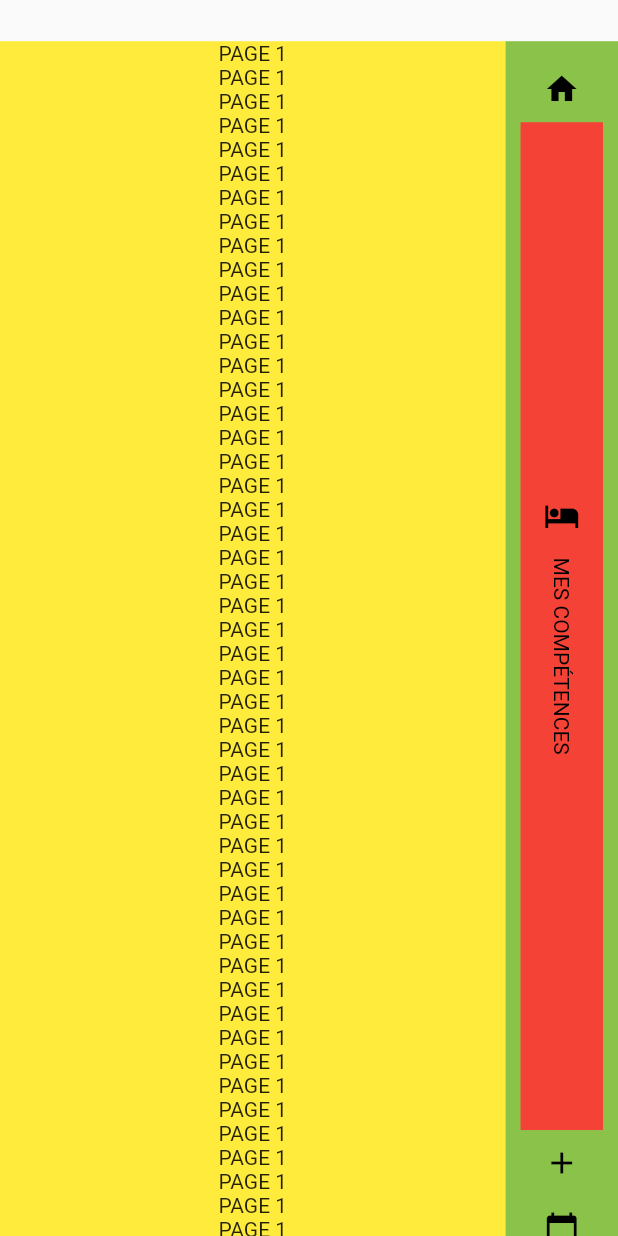
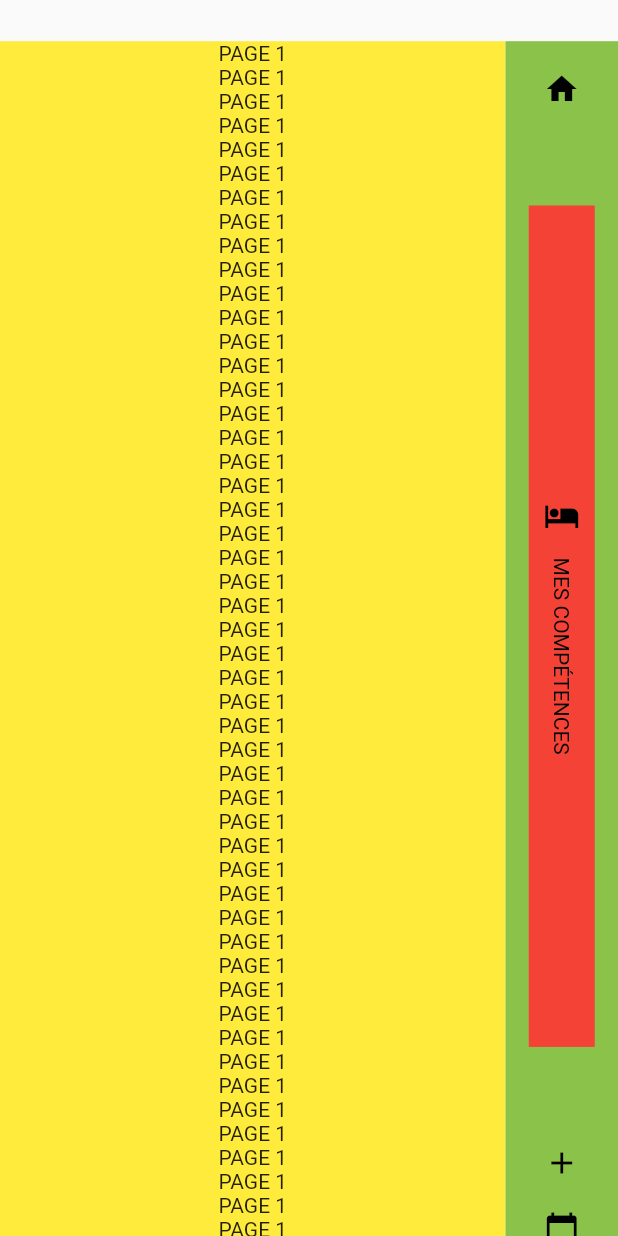
Before and after one commit to Tri7Ratops/simple_cv, a Flutter app: the screen it shows after launch, scrolled down 576 dp, on a phone screen of 412 x 824 dp. Run offline on Flutter 3.47's test engine with Material 2 defaults, Android fonts, the phone set to English and light mode, and no system bars; drawn by our look-alikes of scroll_to_index; our stand-ins replace bloc, equatable, flutter_bloc, visibility_detector.

Commit message:
[+] Add animation on VerticalNavigation

```diff
--- a/lib/screens/home/widgets/vertical_navigation.dart
+++ b/lib/screens/home/widgets/vertical_navigation.dart
@@ -1,51 +1,10 @@
-import 'package:equatable/equatable.dart';
 import 'package:flutter/cupertino.dart';
 import 'package:flutter/material.dart';
 import 'package:flutter/rendering.dart';
 import 'package:scroll_to_index/scroll_to_index.dart';
+import 'package:simple_cv/screens/home/home.dart';
+import 'package:simple_cv/screens/home/widgets/vertical_navigation_item.dart';
 import 'package:visibility_detector/visibility_detector.dart';
-
-// ignore: must_be_immutable
-class VerticalNavigationItem extends Equatable {
-  final Widget? page;
-  final IconData icon;
-  final String? iconTitle;
-  final Function()? onTap;
-  final Function()? onMostVisible;
-  final Function()? lostFocus;
-  final Color defaultIconColor;
-  final Color focusBackgroundColor;
-  final Color focusIconColor;
-  final Color focusTextColor;
-
-  double visibilityPercentage = 0.0;
-  bool mostVisible = false;
-
-  VerticalNavigationItem({
-    required this.page,
-    required this.icon,
-    this.iconTitle,
-    this.onMostVisible,
-    this.lostFocus,
-    this.onTap,
-    this.defaultIconColor = Colors.black,
-    this.focusBackgroundColor = Colors.white,
-    this.focusIconColor = Colors.black,
-    this.focusTextColor = Colors.black,
-  });
-
-  @override
-  List<Object?> get props => [
-        page,
-        icon,
-        iconTitle,
-        visibilityPercentage,
-        mostVisible,
-        onMostVisible,
-        lostFocus,
-        focusBackgroundColor,
-      ];
-}
 
 class VerticalNavigation extends StatefulWidget {
   final List<VerticalNavigationItem> pages;
@@ -160,62 +119,36 @@ class _VerticalNavigationState extends State<VerticalNavigation> {
 
     for (VerticalNavigationItem item in widget.pages) {
       int index = widget.pages.indexOf(item);
+
       if (item.mostVisible) {
         list.add(
-          Expanded(
-            child: GestureDetector(
+          Flexible(
+            key: item.keyFlex,
+            child: VerticalNavigationFocusItem(
               onTap: () {
                 item.onTap?.call();
                 controller.scrollToIndex(index, preferPosition: AutoScrollPosition.begin);
                 controller.highlight(index);
               },
-              child: Container(
-                padding: const EdgeInsets.all(10),
-                decoration: widget.decorationItem.copyWith(color: item.focusBackgroundColor),
-                child: Column(
-                  crossAxisAlignment: CrossAxisAlignment.center,
-                  mainAxisAlignment: MainAxisAlignment.center,
-                  children: [
-                    Icon(
-                      widget.pages[index].icon,
-                      color: item.focusIconColor,
-                    ),
-                    SizedBox(
-                      height: 16,
-                    ),
-                    Flexible(
-                      child: Container(
-                        child: RotatedBox(
-                          quarterTurns: widget.reversed ? 3 : 1,
-                          child: Text(
-                            item.iconTitle ?? "",
-                            overflow: TextOverflow.ellipsis,
-                            style: TextStyle(color: item.focusTextColor),
-                          ),
-                        ),
-                      ),
-                    ),
-                  ],
-                ),
-              ),
+              reversed: widget.reversed,
+              decoration: widget.decorationItem,
+              item: item,
             ),
           ),
         );
       } else {
         list.add(
-          GestureDetector(
-            onTap: () {
-              item.onTap?.call();
-              controller.scrollToIndex(index, preferPosition: AutoScrollPosition.begin);
-              controller.highlight(index);
-            },
-            child: Container(
-              padding: const EdgeInsets.all(10),
-              decoration: widget.decorationItem.copyWith(color: widget.navigationBackgroundColor),
-              child: Icon(
-                widget.pages[index].icon,
-                color: item.defaultIconColor,
-              ),
+          Flexible(
+            key: item.keyFlex,
+            flex: 0,
+            child: VerticalNavigationDefaultItem(
+              decoration: widget.decorationItem,
+              onTap: () {
+                item.onTap?.call();
+                controller.scrollToIndex(index, preferPosition: AutoScrollPosition.begin);
+                controller.highlight(index);
+              },
+              item: item,
             ),
           ),
         );
--- /dev/null
+++ b/lib/screens/home/widgets/vertical_navigation_default_item.dart
@@ -0,0 +1,33 @@
+import 'package:flutter/cupertino.dart';
+import 'package:simple_cv/screens/home/home.dart';
+
+class VerticalNavigationDefaultItem extends StatelessWidget {
+  final Function() onTap;
+  final BoxDecoration decoration;
+  final VerticalNavigationItem item;
+
+  const VerticalNavigationDefaultItem({
+    required this.decoration,
+    required this.onTap,
+    required this.item,
+  });
+
+  @override
+  Widget build(BuildContext context) {
+    WidgetsBinding.instance!.addPostFrameCallback((timeStamp) {
+      item.animationDone = false;
+    });
+
+    return GestureDetector(
+      onTap: onTap,
+      child: Container(
+        padding: const EdgeInsets.all(10),
+        decoration: decoration,
+        child: Icon(
+          item.icon,
+          color: item.defaultIconColor,
+        ),
+      ),
+    );
+  }
+}
--- /dev/null
+++ b/lib/screens/home/widgets/vertical_navigation_focus_item.dart
@@ -0,0 +1,69 @@
+import 'package:flutter/cupertino.dart';
+import 'package:simple_cv/screens/home/home.dart';
+
+class VerticalNavigationFocusItem extends StatefulWidget {
+  final Function() onTap;
+  final BoxDecoration decoration;
+  final bool reversed;
+  final VerticalNavigationItem item;
+
+  const VerticalNavigationFocusItem({
+    required this.decoration,
+    required this.onTap,
+    required this.reversed,
+    required this.item,
+  });
+
+  @override
+  _VerticalNavigationFocusItemState createState() => _VerticalNavigationFocusItemState();
+}
+
+class _VerticalNavigationFocusItemState extends State<VerticalNavigationFocusItem> {
+  @override
+  Widget build(BuildContext context) {
+    WidgetsBinding.instance!.addPostFrameCallback((timeStamp) {
+      if (!widget.item.animationDone) {
+        widget.item.animationDone = true;
+        setState(() {});
+      }
+    });
+
+    return GestureDetector(
+      onTap: widget.onTap,
+      child: Center(
+        child: AnimatedContainer(
+          duration: const Duration(milliseconds: 800),
+          height: widget.item.animationDone ? 5000 : 100,
+          curve: Curves.easeIn,
+          padding: const EdgeInsets.all(10),
+          decoration: widget.decoration.copyWith(color: widget.item.focusBackgroundColor),
+          child: Column(
+            crossAxisAlignment: CrossAxisAlignment.center,
+            mainAxisAlignment: MainAxisAlignment.center,
+            children: [
+              Icon(
+                widget.item.icon,
+                color: widget.item.focusIconColor,
+              ),
+              SizedBox(
+                height: 16,
+              ),
+              Flexible(
+                child: Container(
+                  child: RotatedBox(
+                    quarterTurns: widget.reversed ? 3 : 1,
+                    child: Text(
+                      widget.item.iconTitle ?? "",
+                      overflow: TextOverflow.ellipsis,
+                      style: TextStyle(color: widget.item.focusTextColor),
+                    ),
+                  ),
+                ),
+              ),
+            ],
+          ),
+        ),
+      ),
+    );
+  }
+}
--- /dev/null
+++ b/lib/screens/home/widgets/vertical_navigation_item.dart
@@ -0,0 +1,47 @@
+import 'package:equatable/equatable.dart';
+import 'package:flutter/material.dart';
+
+// ignore: must_be_immutable
+class VerticalNavigationItem extends Equatable {
+  final Widget? page;
+  final IconData icon;
+  final String? iconTitle;
+  final Function()? onTap;
+  final Function()? onMostVisible;
+  final Function()? lostFocus;
+  final Color defaultIconColor;
+  final Color focusBackgroundColor;
+  final Color focusIconColor;
+  final Color focusTextColor;
+
+  double visibilityPercentage = 0.0;
+  bool mostVisible = false;
+  GlobalKey keyFlex = GlobalKey();
+  bool animationDone = false;
+
+  VerticalNavigationItem({
+    required this.page,
+    required this.icon,
+    this.iconTitle,
+    this.onMostVisible,
+    this.lostFocus,
+    this.onTap,
+    this.defaultIconColor = Colors.black,
+    this.focusBackgroundColor = Colors.white,
+    this.focusIconColor = Colors.black,
+    this.focusTextColor = Colors.black,
+  });
+
+  @override
+  List<Object?> get props => [
+    page,
+    icon,
+    iconTitle,
+    visibilityPercentage,
+    mostVisible,
+    onMostVisible,
+    lostFocus,
+    focusBackgroundColor,
+    keyFlex,
+  ];
+}
--- a/lib/screens/home/widgets/widgets.dart
+++ b/lib/screens/home/widgets/widgets.dart
@@ -1,4 +1,7 @@
-export 'vertical_navigation.dart';
 export 'content_about_me.dart';
 export 'content_experiences.dart';
 export 'content_skills.dart';
+export 'vertical_navigation.dart';
+export 'vertical_navigation_default_item.dart';
+export 'vertical_navigation_focus_item.dart';
+export 'vertical_navigation_item.dart';
```
